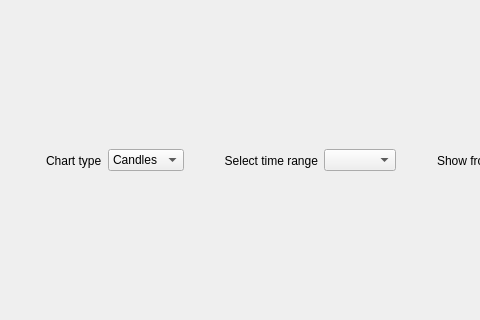
Old version of the form ui/wdgProductHistoricalChart.ui in the repository turulomio/xulpymoney; both pictures show x 0 to 480 and y 147 to 467 of the 1014 by 615 pixel window.
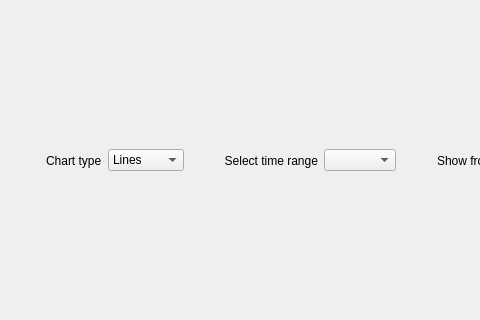
New version of the form. Icons and pictures are not drawn.

```diff
--- a/ui/wdgProductHistoricalChart.ui
+++ b/ui/wdgProductHistoricalChart.ui
@@ -38,7 +38,7 @@
        <item>
         <widget class="QComboBox" name="cmbChartType">
          <property name="currentIndex">
-          <number>1</number>
+          <number>0</number>
          </property>
          <item>
           <property name="text">
```
